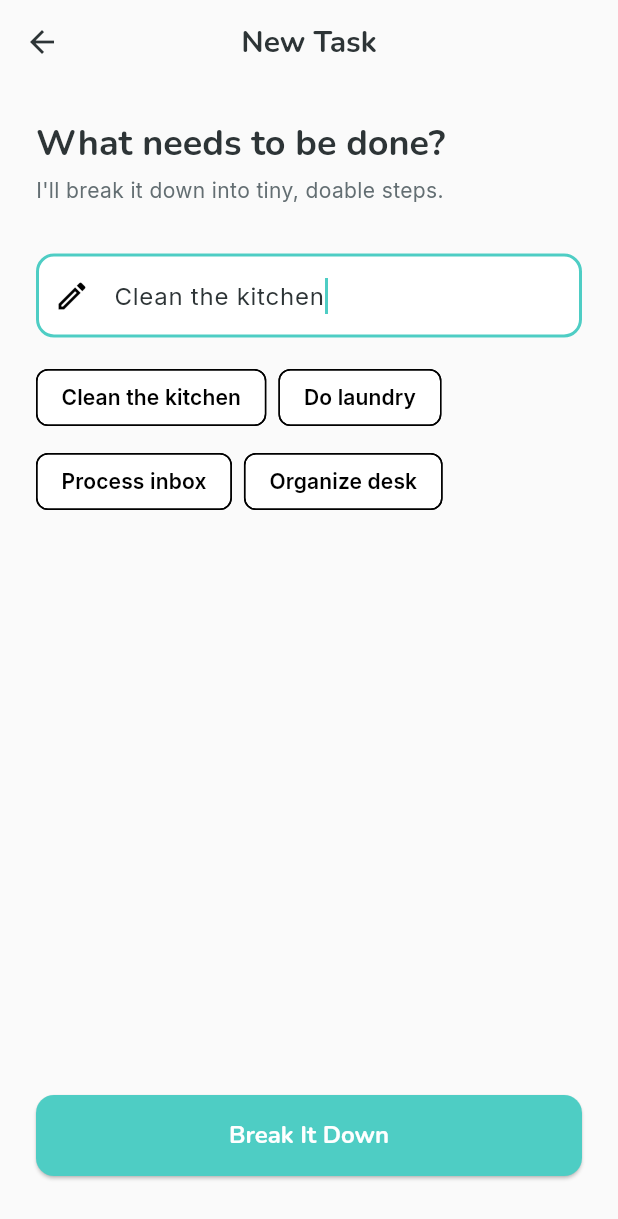
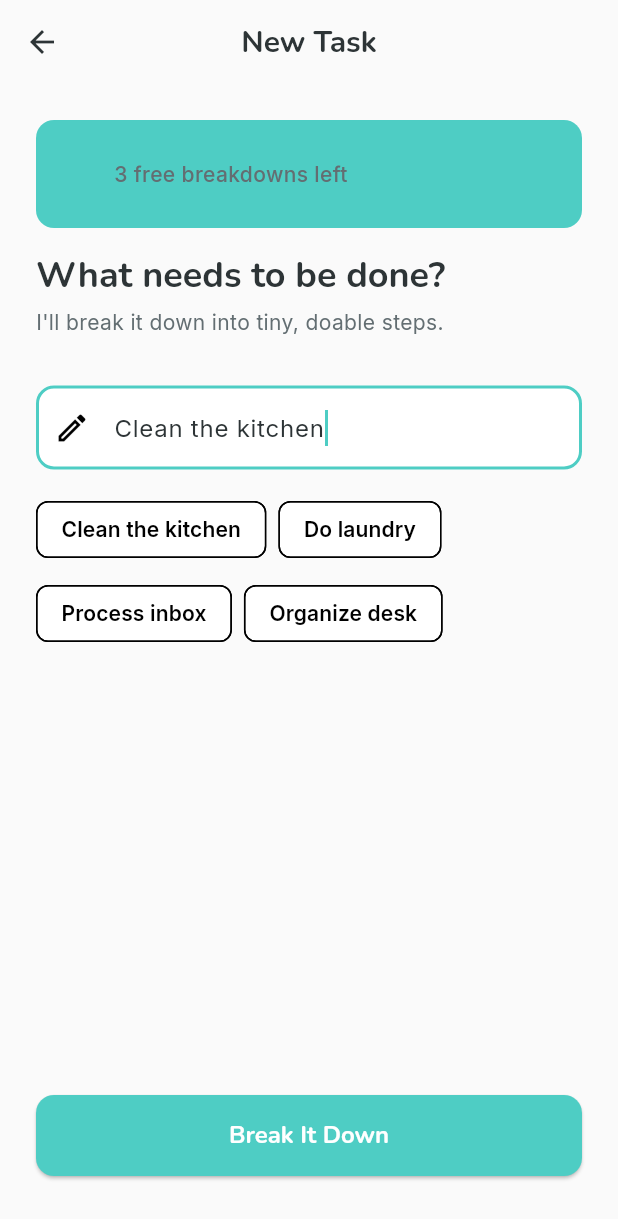
Before and after one commit to mia-assistant/adhd-decomposer, a Flutter app: the DecomposeScreen screen opened directly, after a tap on "Clean the kitchen", on a phone screen of 412 x 824 dp. Shown: the top 1219 px of the screen. Run offline on Flutter 3.47's test engine with Material 3 defaults, Android fonts, the phone set to English and light mode, and no system bars; drawn by our look-alikes of flutter_animate; our stand-ins replace confetti, google_fonts, hive_flutter; accounts and stored records are empty.

Commit message:
feat: Usage tracking and paywall integration
- Track decomposition count in Hive
- Show remaining free decompositions banner
- Show paywall when limit (3) is reached
- Upgrade button in decompose screen
- Bypass paywall with custom API key or premium

```diff
--- a/lib/presentation/screens/decompose_screen.dart
+++ b/lib/presentation/screens/decompose_screen.dart
@@ -4,6 +4,7 @@ import 'package:flutter_animate/flutter_animate.dart';
 import '../providers/task_provider.dart';
 import '../../core/constants/strings.dart';
 import 'execute_screen.dart';
+import 'paywall_screen.dart';
 
 class DecomposeScreen extends StatefulWidget {
   const DecomposeScreen({super.key});
@@ -20,8 +21,26 @@ class _DecomposeScreenState extends State<DecomposeScreen> {
   void initState() {
     super.initState();
     WidgetsBinding.instance.addPostFrameCallback((_) {
+      _checkUsageLimit();
       _focusNode.requestFocus();
     });
+  }
+
+  void _checkUsageLimit() {
+    final provider = context.read<TaskProvider>();
+    if (!provider.canDecompose) {
+      // Show paywall immediately if limit reached
+      Navigator.of(context).pushReplacement(
+        MaterialPageRoute(
+          builder: (_) => PaywallScreen(
+            showSkip: false,
+            onPurchaseComplete: () {
+              Navigator.of(context).pop();
+            },
+          ),
+        ),
+      );
+    }
   }
 
   @override
@@ -79,11 +98,21 @@ class _DecomposeScreenState extends State<DecomposeScreen> {
   }
 
   Widget _buildInputState(BuildContext context, TaskProvider provider) {
+    final remaining = provider.remainingFreeDecompositions;
+    final showRemainingBanner = !provider.isPremium &&
+                                 !provider.hasCustomApiKey &&
+                                 remaining > 0 &&
+                                 remaining <= 3;
+
     return Padding(
       padding: const EdgeInsets.all(24),
       child: Column(
         crossAxisAlignment: CrossAxisAlignment.stretch,
         children: [
+          if (showRemainingBanner) ...[
+            _buildRemainingBanner(context, remaining),
+            const SizedBox(height: 16),
+          ],
           Text(
             AppStrings.whatNeedsToBeDone,
             style: Theme.of(context).textTheme.displaySmall,
@@ -121,6 +150,46 @@ class _DecomposeScreenState extends State<DecomposeScreen> {
     );
   }
 
+  Widget _buildRemainingBanner(BuildContext context, int remaining) {
+    return Container(
+      padding: const EdgeInsets.symmetric(horizontal: 16, vertical: 12),
+      decoration: BoxDecoration(
+        color: remaining == 1
+            ? Theme.of(context).colorScheme.errorContainer
+            : Theme.of(context).colorScheme.primaryContainer,
+        borderRadius: BorderRadius.circular(12),
+      ),
+      child: Row(
+        children: [
+          Icon(
+            remaining == 1 ? Icons.warning_amber_rounded : Icons.info_outline,
+            color: remaining == 1
+                ? Theme.of(context).colorScheme.error
+                : Theme.of(context).colorScheme.primary,
+          ),
+          const SizedBox(width: 12),
+          Expanded(
+            child: Text(
+              remaining == 1
+                  ? 'Last free breakdown! Upgrade for unlimited.'
+                  : '$remaining free breakdowns left',
+              style: Theme.of(context).textTheme.bodyMedium?.copyWith(
+                fontWeight: FontWeight.w500,
+              ),
+            ),
+          ),
+          TextButton(
+            onPressed: () => _showPaywall(context),
+            style: TextButton.styleFrom(
+              padding: const EdgeInsets.symmetric(horizontal: 12),
+            ),
+            child: const Text('Upgrade'),
+          ),
+        ],
+      ),
+    ).animate().fadeIn().slideY(begin: -0.3, end: 0);
+  }
+
   Widget _buildSuggestions(BuildContext context) {
     final suggestions = [
       'Clean the kitchen',
@@ -142,8 +211,25 @@ class _DecomposeScreenState extends State<DecomposeScreen> {
     );
   }
 
+  void _showPaywall(BuildContext context) {
+    Navigator.of(context).push(
+      MaterialPageRoute(
+        builder: (_) => PaywallScreen(
+          onSkip: () => Navigator.of(context).pop(),
+          onPurchaseComplete: () => Navigator.of(context).pop(),
+        ),
+      ),
+    );
+  }
+
   Future<void> _decompose(TaskProvider provider) async {
     if (_controller.text.trim().isEmpty) return;
+
+    // Check if can decompose before attempting
+    if (!provider.canDecompose) {
+      _showPaywall(context);
+      return;
+    }
 
     final task = await provider.decomposeTask(_controller.text.trim());
 
```
Also changed, not shown: 1 other file.
